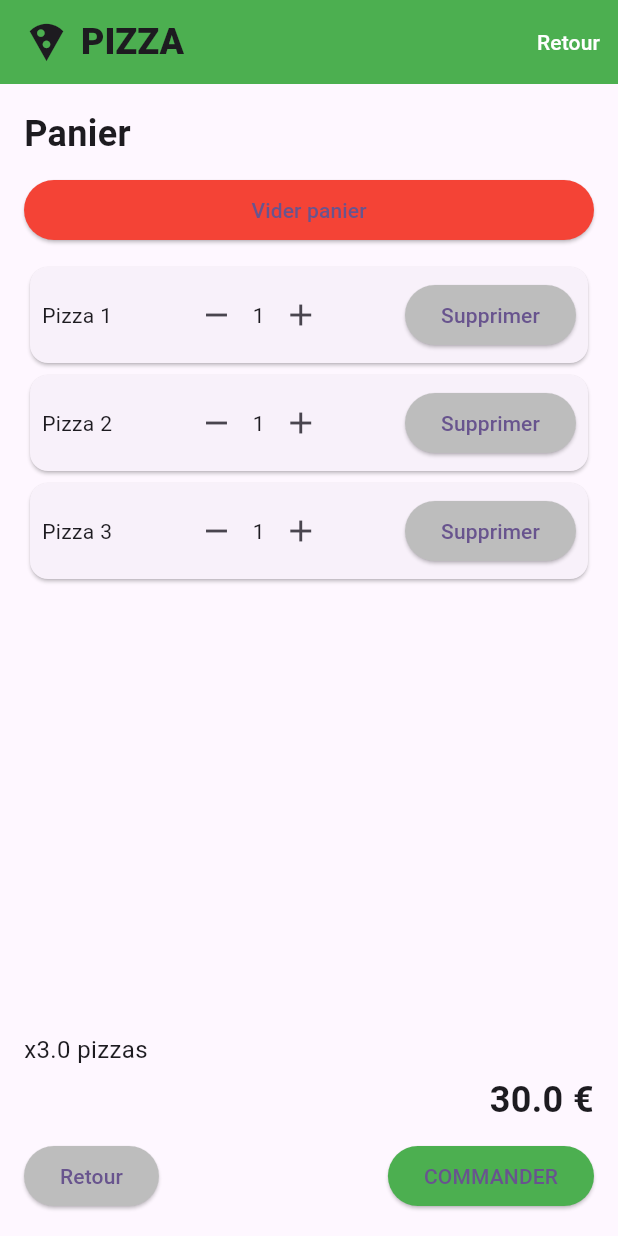
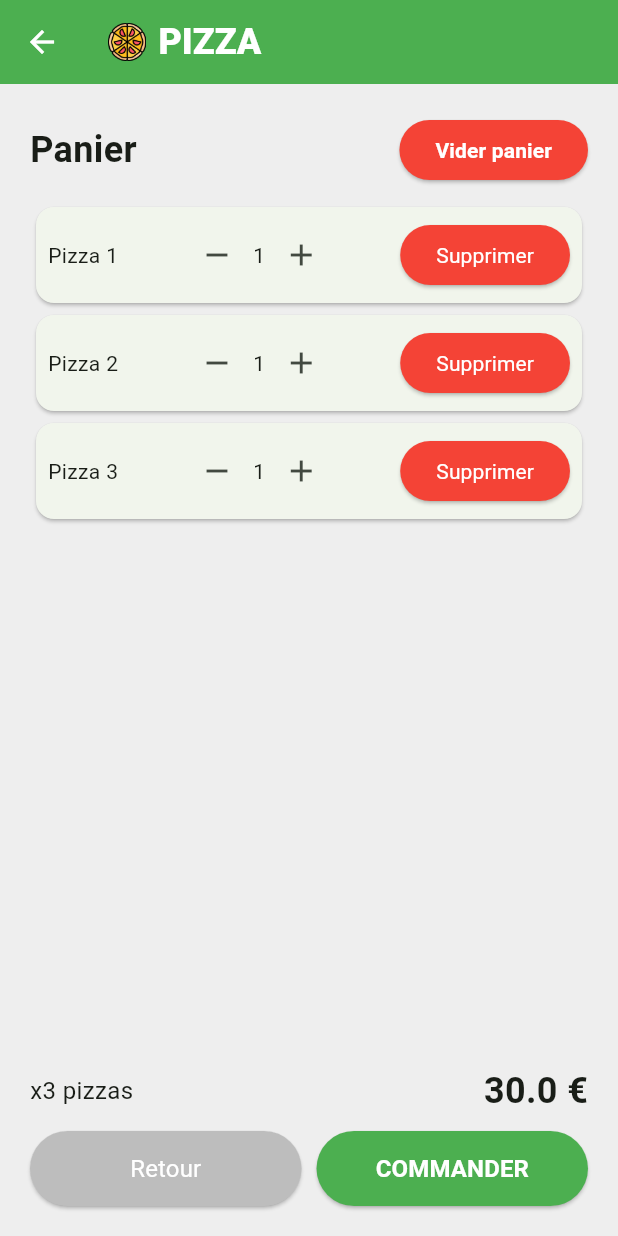
Before and after one commit to PyroMain/project_flutter, a Flutter app: the CartScreen screen opened directly, on a phone screen of 412 x 824 dp. Run offline on Flutter 3.47's test engine with Material 3 defaults, Android fonts, the phone set to English and light mode, and no system bars; our stand-ins replace sqflite; accounts and stored records are empty.

Commit message:
Correction d'erreurs + réorganisation des fichiers + refonte de l'interface

```diff
--- a/lib/panier.dart
+++ /dev/null
@@ -1,196 +0,0 @@
-import 'package:flutter/material.dart';
-//import 'package:flutter/cupertino.dart';
-
-void main() {
-  runApp(const PizzaCartApp());
-}
-
-class PizzaCartApp extends StatelessWidget {
-  const PizzaCartApp({super.key});
-
-  @override
-  Widget build(BuildContext context) {
-    return MaterialApp(
-        home: const CartScreen()
-
-    );
-  }
-}
-
-class CartScreen extends StatefulWidget {
-  const CartScreen({super.key});
-
-  @override
-  _CartScreenState createState() => _CartScreenState();
-}
-
-class _CartScreenState extends State<CartScreen> {
-  List<Map<String, dynamic>> cartItems = [
-    {'name': 'Pizza 1', 'quantity': 1, 'price': 10},
-    {'name': 'Pizza 2', 'quantity': 1, 'price': 10},
-    {'name': 'Pizza 3', 'quantity': 1, 'price': 10},
-  ];
-
-  void _incrementQuantity(int index) {
-    setState(() {
-      cartItems[index]['quantity']++;
-    });
-  }
-
-  void _decrementQuantity(int index) {
-    setState(() {
-      if (cartItems[index]['quantity'] > 1) {
-        cartItems[index]['quantity']--;
-      }
-    });
-  }
-
-  void _removeItem(int index) {
-    setState(() {
-      cartItems.removeAt(index);
-    });
-  }
-
-  void _clearCart() {
-    setState(() {
-      cartItems.clear();
-    });
-  }
-
-  @override
-  Widget build(BuildContext context) {
-    double totalQuantity = cartItems.fold(0, (sum, item) => sum + item['quantity']);
-    double totalPrice = cartItems.fold(0, (sum, item) => sum + (item['price'] * item['quantity']));
-
-    return Scaffold(
-      appBar: AppBar(
-        backgroundColor: Colors.green,
-        title:  Row(
-          children: [
-            Icon(Icons.local_pizza, size: 30),
-            const SizedBox(width: 8),
-            const Text(
-              'PIZZA',
-              style: TextStyle(fontWeight: FontWeight.w900, fontSize: 24),
-            ),
-          ],
-        ),
-        actions: [
-          TextButton(
-            onPressed: () {
-              // Return action
-            },
-            child: const Text(
-              'Retour',
-              style: TextStyle(color: Colors.white),
-            ),
-          ),
-        ],
-      ),
-      body: Padding(
-        padding: const EdgeInsets.all(16.0),
-        child: Column(
-          crossAxisAlignment: CrossAxisAlignment.stretch,
-          children: [
-            Expanded(
-              child: Column(
-                crossAxisAlignment: CrossAxisAlignment.stretch,
-                children: [
-                  const Text(
-                    'Panier',
-                    style: TextStyle(fontSize: 24, fontWeight: FontWeight.bold),
-                  ),
-                  const SizedBox(height: 10),
-                  ElevatedButton(
-                    style: ElevatedButton.styleFrom(
-                      backgroundColor: Colors.red, // Background color
-                    ),
-                    onPressed: _clearCart,
-                    child: const Text('Vider panier'),
-                  ),
-                  const SizedBox(height: 10),
-                  Expanded(
-                    child: ListView.builder(
-                      itemCount: cartItems.length,
-                      itemBuilder: (context, index) {
-                        return Card(
-                          child: Padding(
-                            padding: const EdgeInsets.all(8.0),
-                            child: Row(
-                              mainAxisAlignment: MainAxisAlignment.spaceBetween,
-                              children: [
-                                Text(cartItems[index]['name']),
-                                Row(
-                                  children: [
-                                    IconButton(
-                                      icon: const Icon(Icons.remove),
-                                      onPressed: () => _decrementQuantity(index),
-                                    ),
-                                    Text('${cartItems[index]['quantity']}'),
-                                    IconButton(
-                                      icon: const Icon(Icons.add),
-                                      onPressed: () => _incrementQuantity(index),
-                                    ),
-                                  ],
-                                ),
-                                ElevatedButton(
-                                  style: ElevatedButton.styleFrom(
-                                    backgroundColor: Colors.grey[400], // Background color
-                                  ),
-                                  onPressed: () => _removeItem(index),
-                                  child: const Text('Supprimer'),
-                                ),
-                              ],
-                            ),
-                          ),
-                        );
-                      },
-                    ),
-                  ),
-                ],
-              ),
-            ),
-            const SizedBox(height: 10),
-            Text(
-              'x$totalQuantity pizzas',
-              style: const TextStyle(fontSize: 16),
-            ),
-            const SizedBox(height: 5),
-            Text(
-              '$totalPrice €',
-              style: const TextStyle(
-                fontSize: 24,
-                fontWeight: FontWeight.bold,
-              ),
-              textAlign: TextAlign.right,
-            ),
-            const SizedBox(height: 10),
-            Row(
-              mainAxisAlignment: MainAxisAlignment.spaceBetween,
-              children: [
-                ElevatedButton(
-                  style: ElevatedButton.styleFrom(
-                    backgroundColor: Colors.grey[400], // Background color
-                  ),
-                  onPressed: () {
-                    // Return action
-                  },
-                  child: const Text('Retour'),
-                ),
-                ElevatedButton(
-                  style: ElevatedButton.styleFrom(
-                    backgroundColor: Colors.green, // Background color
-                  ),
-                  onPressed: () {
-                    // Order action
-                  },
-                  child: const Text('COMMANDER'),
-                ),
-              ],
-            ),
-          ],
-        ),
-      ),
-    );
-  }
-}
--- /dev/null
+++ b/lib/views/cart.dart
@@ -0,0 +1,226 @@
+import 'package:flutter/material.dart';
+
+class CartScreen extends StatefulWidget {
+  const CartScreen({super.key});
+
+  @override
+  _CartScreenState createState() => _CartScreenState();
+}
+
+class _CartScreenState extends State<CartScreen> {
+  List<Map<String, dynamic>> cartItems = [
+    {'name': 'Pizza 1', 'quantity': 1, 'price': 10},
+    {'name': 'Pizza 2', 'quantity': 1, 'price': 10},
+    {'name': 'Pizza 3', 'quantity': 1, 'price': 10},
+  ];
+
+  void _incrementQuantity(int index) {
+    setState(() {
+      cartItems[index]['quantity']++;
+    });
+  }
+
+  void _decrementQuantity(int index) {
+    setState(() {
+      if (cartItems[index]['quantity'] > 1) {
+        cartItems[index]['quantity']--;
+      }
+    });
+  }
+
+  void _removeItem(int index) {
+    setState(() {
+      cartItems.removeAt(index);
+    });
+  }
+
+  void _clearCart() {
+    setState(() {
+      cartItems.clear();
+    });
+  }
+
+  @override
+  Widget build(BuildContext context) {
+    double totalQuantity = cartItems.fold(0, (sum, item) => sum + item['quantity']);
+    double totalPrice = cartItems.fold(0, (sum, item) => sum + (item['price'] * item['quantity']));
+
+    return Scaffold(
+      backgroundColor: Colors.grey.shade200,
+      appBar: AppBar(
+        backgroundColor: Colors.green,
+        iconTheme: const IconThemeData(
+          color: Colors.white,
+        ),
+        title: Row(
+          children: [
+            Image.asset('assets/pizza.png', scale: 20),
+            const SizedBox(width: 8),
+            const Text(
+              'PIZZA',
+              style: TextStyle(
+                fontWeight: FontWeight.w900,
+                fontSize: 24,
+                color: Colors.white,
+              ),
+            ),
+          ],
+        ),
+      ),
+      body: Padding(
+        padding: const EdgeInsets.all(20),
+        child: Column(
+          crossAxisAlignment: CrossAxisAlignment.stretch,
+          children: [
+            Expanded(
+              child: Column(
+                crossAxisAlignment: CrossAxisAlignment.stretch,
+                children: [
+                  Row(
+                    mainAxisAlignment: MainAxisAlignment.spaceBetween,
+                    children: [
+                      const Text(
+                        'Panier',
+                        style: TextStyle(
+                            fontSize: 24,
+                            fontWeight: FontWeight.bold
+                        ),
+                      ),
+                      ElevatedButton(
+                        style: ElevatedButton.styleFrom(
+                          backgroundColor: Colors.red, // Background color
+                        ),
+                        onPressed: _clearCart,
+                        child: const Text(
+                          'Vider panier',
+                          style: TextStyle(
+                            fontSize: 14,
+                            fontWeight: FontWeight.bold,
+                            color: Colors.white,
+                          ),
+                        ),
+                      ),
+                    ],
+                  ),
+                  const SizedBox(height: 10),
+                  Expanded(
+                    child: ListView.builder(
+                      itemCount: cartItems.length,
+                      itemBuilder: (context, index) {
+                        return Card(
+                          child: Padding(
+                            padding: const EdgeInsets.all(8.0),
+                            child: Row(
+                              mainAxisAlignment: MainAxisAlignment.spaceBetween,
+                              children: [
+                                Text(cartItems[index]['name']),
+                                Row(
+                                  children: [
+                                    IconButton(
+                                      icon: const Icon(Icons.remove),
+                                      onPressed: () => _decrementQuantity(index),
+                                    ),
+                                    Text('${cartItems[index]['quantity']}'),
+                                    IconButton(
+                                      icon: const Icon(Icons.add),
+                                      onPressed: () => _incrementQuantity(index),
+                                    ),
+                                  ],
+                                ),
+                                ElevatedButton(
+                                  style: ElevatedButton.styleFrom(
+                                    backgroundColor: Colors.red, // Background color
+                                  ),
+                                  onPressed: () => _removeItem(index),
+                                  child: const Text(
+                                    'Supprimer',
+                                    style: TextStyle(
+                                      fontSize: 14,
+                                      fontWeight: FontWeight.normal,
+                                      color: Colors.white,
+                                    ),
+                                  ),
+                                ),
+                              ],
+                            ),
+                          ),
+                        );
+                      },
+                    ),
+                  ),
+                ],
+              ),
+            ),
+            const SizedBox(height: 10),
+            Row(
+              mainAxisAlignment: MainAxisAlignment.spaceBetween,
+              children: [
+                Text(
+                  'x${totalQuantity.round()} pizzas',
+                  style: const TextStyle(fontSize: 16),
+                ),
+                Text(
+                  '$totalPrice €',
+                  style: const TextStyle(
+                    fontSize: 24,
+                    fontWeight: FontWeight.bold,
+                  ),
+                  textAlign: TextAlign.right,
+                ),
+              ],
+            ),
+            const SizedBox(height: 10),
+            SizedBox(
+              width: double.infinity,
+              child: Row(
+                mainAxisAlignment: MainAxisAlignment.spaceBetween,
+                mainAxisSize: MainAxisSize.max,
+                children: [
+                  Expanded(
+                    child: ElevatedButton(
+                      style: ElevatedButton.styleFrom(
+                        backgroundColor: Colors.grey[400],
+                        fixedSize: const Size.fromHeight(50),
+                      ),
+                      onPressed: () {
+                        Navigator.pop(context);
+                      },
+                      child: const Text(
+                        'Retour',
+                        style: TextStyle(
+                          fontSize: 16,
+                          fontWeight: FontWeight.normal,
+                          color: Colors.white,
+                        ),
+                      ),
+                    ),
+                  ),
+                  const SizedBox(width: 10),
+                  Expanded(
+                    child: ElevatedButton(
+                      style: ElevatedButton.styleFrom(
+                        backgroundColor: Colors.green,
+                        fixedSize: const Size.fromHeight(50),
+                      ),
+                      onPressed: () {
+                        // Action de commande
+                      },
+                      child: const Text(
+                        'COMMANDER',
+                        style: TextStyle(
+                          fontSize: 16,
+                          fontWeight: FontWeight.bold,
+                          color: Colors.white,
+                        ),
+                      ),
+                    ),
+                  ),
+                ],
+              ),
+            ),
+          ],
+        ),
+      ),
+    );
+  }
+}
```
Also changed, not shown: lib/main.dart (+4 -68 lines), lib/screens/homme/views/search_bar.dart (deleted, +0 -27 lines), lib/views/home.dart (renamed from lib/screens/homme/views/home_screen.dart, +34 -11 lines), lib/widgets/pizza_grid.dart (renamed from lib/screens/homme/views/pizza_grid.dart, +10 -10 lines), lib/widgets/search_bar.dart (added, +33 -0 lines), assets/pizza.png (added), 1 other file.
